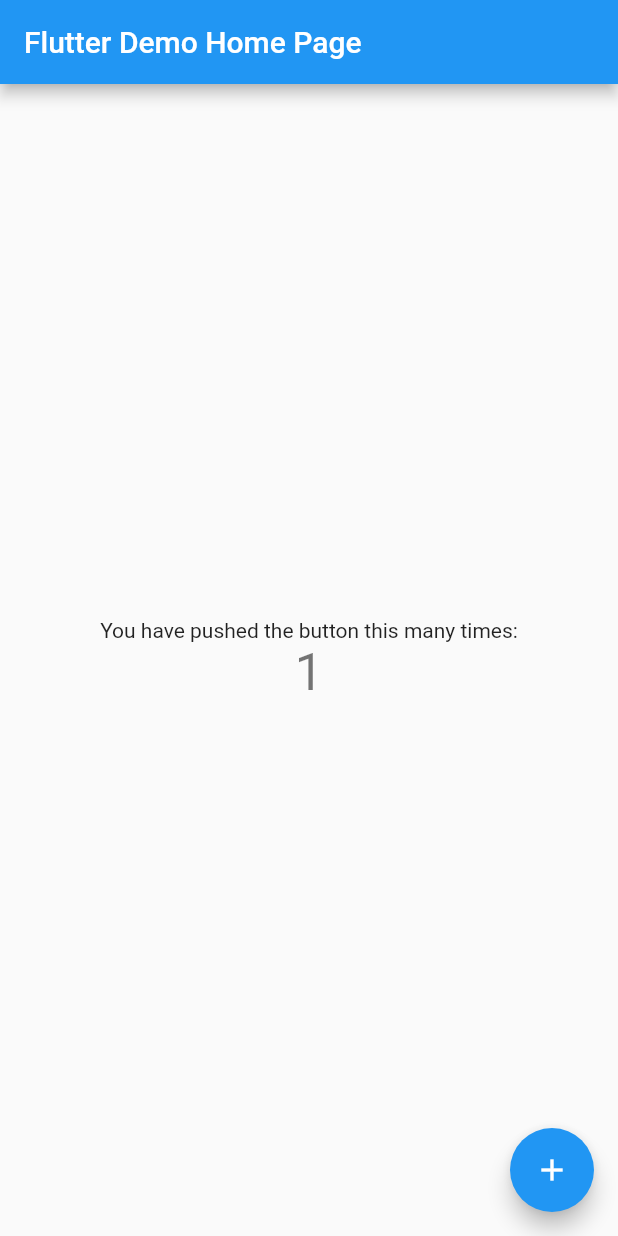
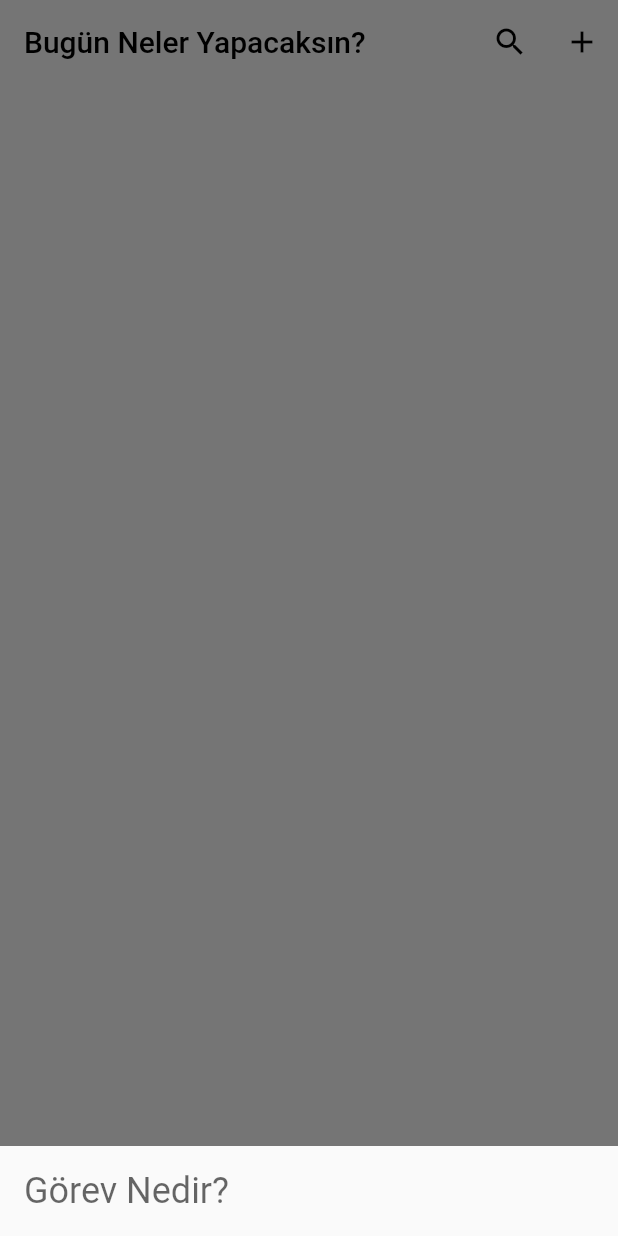
Before and after one commit to guvennmehmet/flutter_todo_app, a Flutter app: the screen it shows after launch, after a tap on the "add" icon, on a phone screen of 412 x 824 dp. Run offline on Flutter 3.47's test engine with Material 2 defaults, Android fonts, the phone set to English and light mode, and no system bars.

Commit message:
bottomModalSheet olusturulmasi

```diff
--- a/lib/main.dart
+++ b/lib/main.dart
@@ -1,115 +1,29 @@
 import 'package:flutter/material.dart';
+import 'package:flutter/services.dart';
+import 'package:flutter_todo_app/pages/home_page.dart';
 
 void main() {
+  SystemChrome.setSystemUIOverlayStyle(SystemUiOverlayStyle(statusBarColor: Colors.transparent));
   runApp(const MyApp());
 }
 
 class MyApp extends StatelessWidget {
   const MyApp({super.key});
 
-  // This widget is the root of your application.
   @override
   Widget build(BuildContext context) {
     return MaterialApp(
+      debugShowCheckedModeBanner: false,
       title: 'Flutter Demo',
       theme: ThemeData(
-        // This is the theme of your application.
-        //
-        // Try running your application with "flutter run". You'll see the
-        // application has a blue toolbar. Then, without quitting the app, try
-        // changing the primarySwatch below to Colors.green and then invoke
-        // "hot reload" (press "r" in the console where you ran "flutter run",
-        // or simply save your changes to "hot reload" in a Flutter IDE).
-        // Notice that the counter didn't reset back to zero; the application
-        // is not restarted.
         primarySwatch: Colors.blue,
+        appBarTheme: const AppBarTheme(
+          elevation: 0,
+          backgroundColor: Colors.white,
+          iconTheme: IconThemeData(color: Colors.black)
+        ),
       ),
-      home: const MyHomePage(title: 'Flutter Demo Home Page'),
+      home: const HomePage(),
     );
   }
 }
-
-class MyHomePage extends StatefulWidget {
-  const MyHomePage({super.key, required this.title});
-
-  // This widget is the home page of your application. It is stateful, meaning
-  // that it has a State object (defined below) that contains fields that affect
-  // how it looks.
-
-  // This class is the configuration for the state. It holds the values (in this
-  // case the title) provided by the parent (in this case the App widget) and
-  // used by the build method of the State. Fields in a Widget subclass are
-  // always marked "final".
-
-  final String title;
-
-  @override
-  State<MyHomePage> createState() => _MyHomePageState();
-}
-
-class _MyHomePageState extends State<MyHomePage> {
-  int _counter = 0;
-
-  void _incrementCounter() {
-    setState(() {
-      // This call to setState tells the Flutter framework that something has
-      // changed in this State, which causes it to rerun the build method below
-      // so that the display can reflect the updated values. If we changed
-      // _counter without calling setState(), then the build method would not be
-      // called again, and so nothing would appear to happen.
-      _counter++;
-    });
-  }
-
-  @override
-  Widget build(BuildContext context) {
-    // This method is rerun every time setState is called, for instance as done
-    // by the _incrementCounter method above.
-    //
-    // The Flutter framework has been optimized to make rerunning build methods
-    // fast, so that you can just rebuild anything that needs updating rather
-    // than having to individually change instances of widgets.
-    return Scaffold(
-      appBar: AppBar(
-        // Here we take the value from the MyHomePage object that was created by
-        // the App.build method, and use it to set our appbar title.
-        title: Text(widget.title),
-      ),
-      body: Center(
-        // Center is a layout widget. It takes a single child and positions it
-        // in the middle of the parent.
-        child: Column(
-          // Column is also a layout widget. It takes a list of children and
-          // arranges them vertically. By default, it sizes itself to fit its
-          // children horizontally, and tries to be as tall as its parent.
-          //
-          // Invoke "debug painting" (press "p" in the console, choose the
-          // "Toggle Debug Paint" action from the Flutter Inspector in Android
-          // Studio, or the "Toggle Debug Paint" command in Visual Studio Code)
-          // to see the wireframe for each widget.
-          //
-          // Column has various properties to control how it sizes itself and
-          // how it positions its children. Here we use mainAxisAlignment to
-          // center the children vertically; the main axis here is the vertical
-          // axis because Columns are vertical (the cross axis would be
-          // horizontal).
-          mainAxisAlignment: MainAxisAlignment.center,
-          children: <Widget>[
-            const Text(
-              'You have pushed the button this many times:',
-            ),
-            Text(
-              '$_counter',
-              style: Theme.of(context).textTheme.headline4,
-            ),
-          ],
-        ),
-      ),
-      floatingActionButton: FloatingActionButton(
-        onPressed: _incrementCounter,
-        tooltip: 'Increment',
-        child: const Icon(Icons.add),
-      ), // This trailing comma makes auto-formatting nicer for build methods.
-    );
-  }
-}
--- /dev/null
+++ b/lib/pages/home_page.dart
@@ -0,0 +1,53 @@
+import 'package:flutter/material.dart';
+
+class HomePage extends StatelessWidget {
+  const HomePage({Key? key}) : super(key: key);
+
+  @override
+  Widget build(BuildContext context) {
+    return Scaffold(
+      backgroundColor: Colors.white,
+      appBar: AppBar(
+        title: Text(
+          'Bugün Neler Yapacaksın?',
+          style: TextStyle(color: Colors.black),
+        ),
+        centerTitle: false,
+        actions: [
+          IconButton(
+            onPressed: () {},
+            icon: const Icon(Icons.search),
+          ),
+          IconButton(
+            onPressed: () {
+              _showAddTaskBottomSheet(context);
+            },
+            icon: const Icon(Icons.add),
+          ),
+        ],
+      ),
+    );
+  }
+}
+
+void _showAddTaskBottomSheet(BuildContext context) {
+  showModalBottomSheet(
+    context: context,
+    builder: (context) {
+      return Container(
+        padding:
+        EdgeInsets.only(bottom: MediaQuery.of(context).viewInsets.bottom),
+        width: MediaQuery.of(context).size.width,
+        child: const ListTile(
+          title: TextField(
+            style: TextStyle(fontSize: 24),
+            decoration: InputDecoration(
+              hintText: 'Görev Nedir?',
+              border: InputBorder.none,
+            ),
+          ),
+        ),
+      );
+    },
+  );
+}
```
